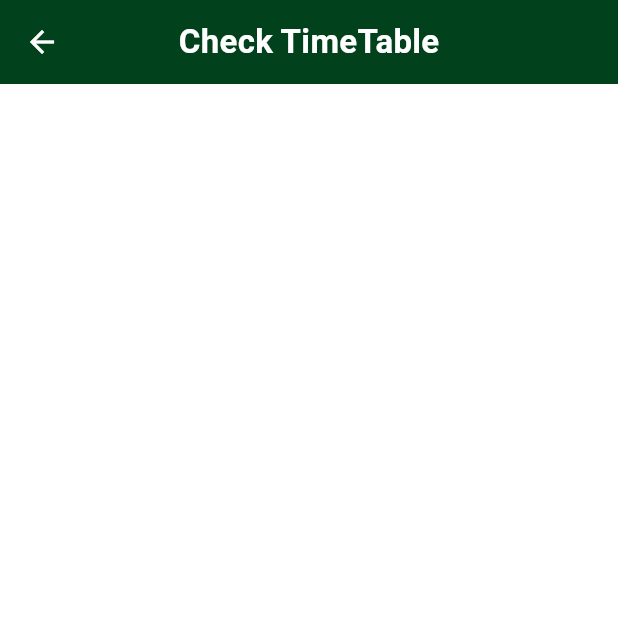
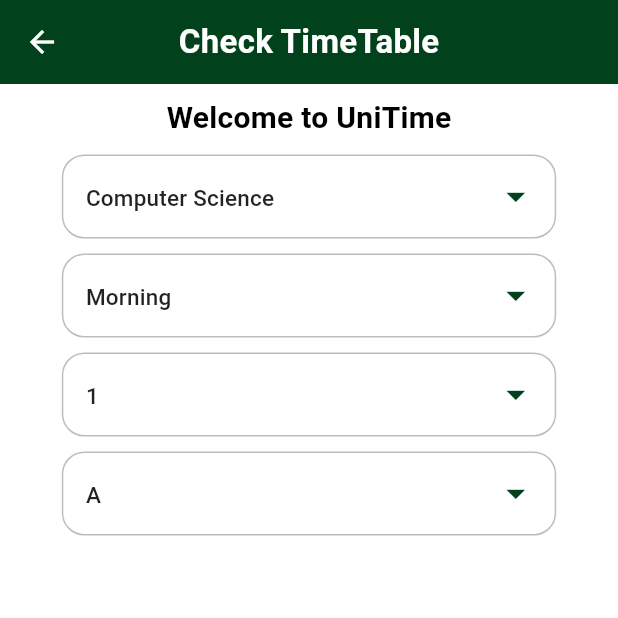
Before and after one commit to IAftabRehman/FUUAST-Connect, a Flutter app: the screen it shows after launch, after a tap on "Time Table", on a phone screen of 412 x 824 dp, the top half of it. Run offline on Flutter 3.47's test engine with Material 3 defaults, Android fonts, the light colour scheme and no system bars; our stand-ins replace flutter_animate, flutter_bounce; Roboto replaces fonts that are missing (Poppins).

Commit message:
Working on TimeTableScreen.dart

```diff
--- a/lib/Views/Presentation/HomeScreen.dart
+++ b/lib/Views/Presentation/HomeScreen.dart
@@ -38,6 +38,10 @@ class _HomeScreenState extends State<HomeScreen> {
                   Navigator.pushNamed(context, AppRoutes.timeTable);
                 }),
                 features(context, "Check Exam Details", Icons.quiz, () {}),
+                features(context, "Courses & Faculty", Icons.person, () {}),
+                features(context, "GPA/CGPA Calculate", Icons.calculate, () {}),
+                features(context, "Academic Calendar", Icons.calendar_month, () {}),
+                features(context, "Notices / Announcements", Icons.announcement, () {}),
               ],
             )
           )
--- a/lib/Views/Presentation/TimeTableScreen.dart
+++ b/lib/Views/Presentation/TimeTableScreen.dart
@@ -12,6 +12,24 @@ class TimeTableScreen extends StatefulWidget {
 }
 
 class _TimeTableScreenState extends State<TimeTableScreen> {
+  final List<String> _department = ['Computer Science', 'Software Engineering', 'Artificial Intelligence'];
+  final List<String> _shift = ['Morning', 'Evening'];
+  final List<int> _semester = [1, 2, 3, 4, 5, 6, 7, 8];
+  final List<String> _section = ['A', 'B', 'C', 'D'];
+  String? _selectDepartment;
+  String? _selectShift;
+  int? _selectSemester;
+  String? _selectSection;
+
+  @override
+  void initState() {
+    super.initState();
+    _selectDepartment = _department[0];
+    _selectShift = _shift[0];
+    _selectSemester = _semester[0];
+    _selectSection = _section[0];
+  }
+
   @override
   Widget build(BuildContext context) {
     return Scaffold(
@@ -25,12 +43,102 @@ class _TimeTableScreenState extends State<TimeTableScreen> {
         ),
         centerTitle: true,
         backgroundColor: AppColors.primaryColor,
-        leading: IconButton(onPressed: () => Navigator.pop(context), icon: Icon(Icons.arrow_back, color: AppColors.backgroundColor)),
+        leading: IconButton(
+          onPressed: () => Navigator.pop(context),
+          icon: Icon(Icons.arrow_back, color: AppColors.backgroundColor),
+        ),
       ),
-      body: Column(
-        children: [
-          MyContainer()
-        ],
+      body: Padding(
+        padding: const EdgeInsets.all(8.0),
+        child: Column(
+          children: [
+            MyText(
+              text: "Welcome to UniTime",
+              fontWeight: FontWeight.bold,
+              size: 20,
+            ),
+            const SizedBox(height: 10),
+            buildCustomDropdown(
+              label: "Select Department",
+              selectedValue: _selectDepartment,
+              items: _department,
+              onChanged: (val) =>
+                  setState(() => _selectDepartment = _selectDepartment),
+            ),
+            const SizedBox(height: 10),
+
+            buildCustomDropdown(
+              label: "Select Shift",
+              selectedValue: _selectShift,
+              items: _shift,
+              onChanged: (val) => setState(() => _selectShift = _selectShift),
+            ),
+
+            const SizedBox(height: 10),
+
+            buildCustomDropdown(
+              label: "Select Semester",
+              selectedValue: _selectSemester,
+              items: _semester,
+              onChanged: (val) => setState(() => _selectSemester = _selectSemester),
+            ),
+
+            const SizedBox(height: 10),
+
+            buildCustomDropdown(
+              label: "Select Section",
+              selectedValue: _selectSection,
+              items: _section,
+              onChanged: (val) => setState(() => _selectSection = _selectSection),
+            ),
+
+            MyContainer(),
+          ],
+        ),
+      ),
+    );
+  }
+
+  Widget buildCustomDropdown<T>({
+    required String label,
+    required T? selectedValue,
+    required List<T> items,
+    required ValueChanged<T?> onChanged,
+    IconData icon = Icons.arrow_drop_down,
+  }) {
+    return MyContainer(
+      width: MediaQuery.of(context).size.width * 0.8,
+      child: DropdownButtonFormField<T>(
+        value: selectedValue,
+        decoration: InputDecoration(
+          hintText: label,
+          filled: true,
+          fillColor: Colors.white,
+          border: OutlineInputBorder(
+            borderRadius: BorderRadius.circular(15),
+            borderSide: BorderSide(color: AppColors.primaryColor, width: 1.5),
+          ),
+          enabledBorder: OutlineInputBorder(
+            borderRadius: BorderRadius.circular(15),
+            borderSide: BorderSide(color: Colors.grey.shade400),
+          ),
+          focusedBorder: OutlineInputBorder(
+            borderRadius: BorderRadius.circular(15),
+            borderSide: BorderSide(color: AppColors.primaryColor, width: 2),
+          ),
+        ),
+        items: items.map((T item) {
+          return DropdownMenuItem<T>(
+            value: item,
+            child: Text(
+              item.toString(),
+              style: TextStyle(fontSize: 15, color: Colors.black87),
+            ),
+          );
+        }).toList(),
+        onChanged: onChanged,
+        dropdownColor: Colors.white,
+        icon: Icon(icon, color: AppColors.primaryColor, size: 30),
       ),
     );
   }
```
